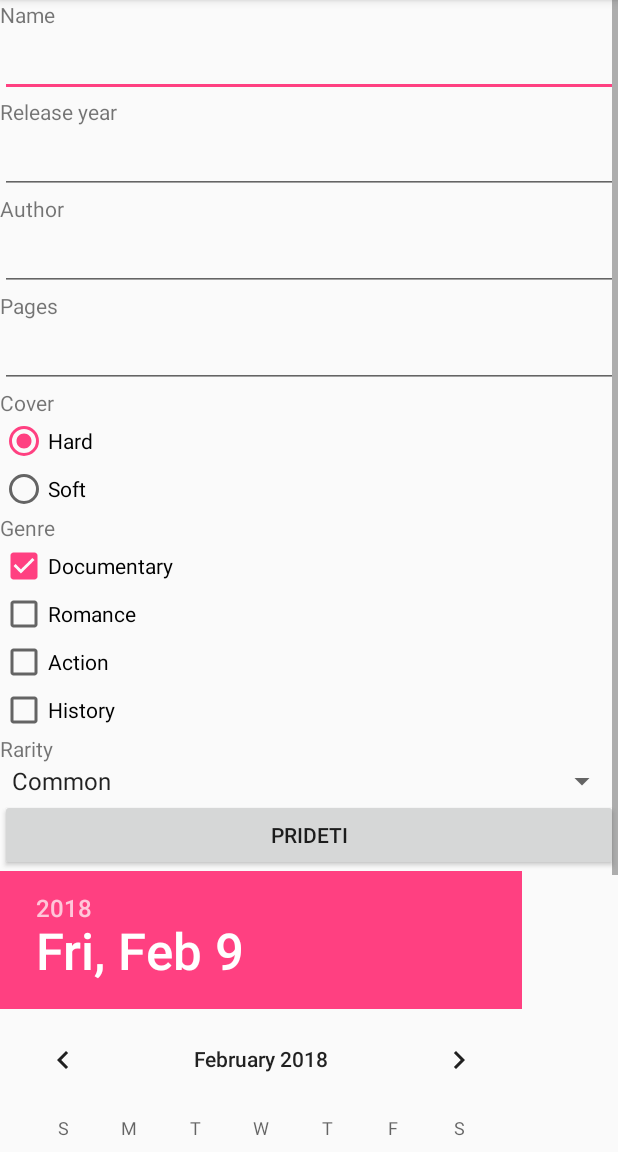
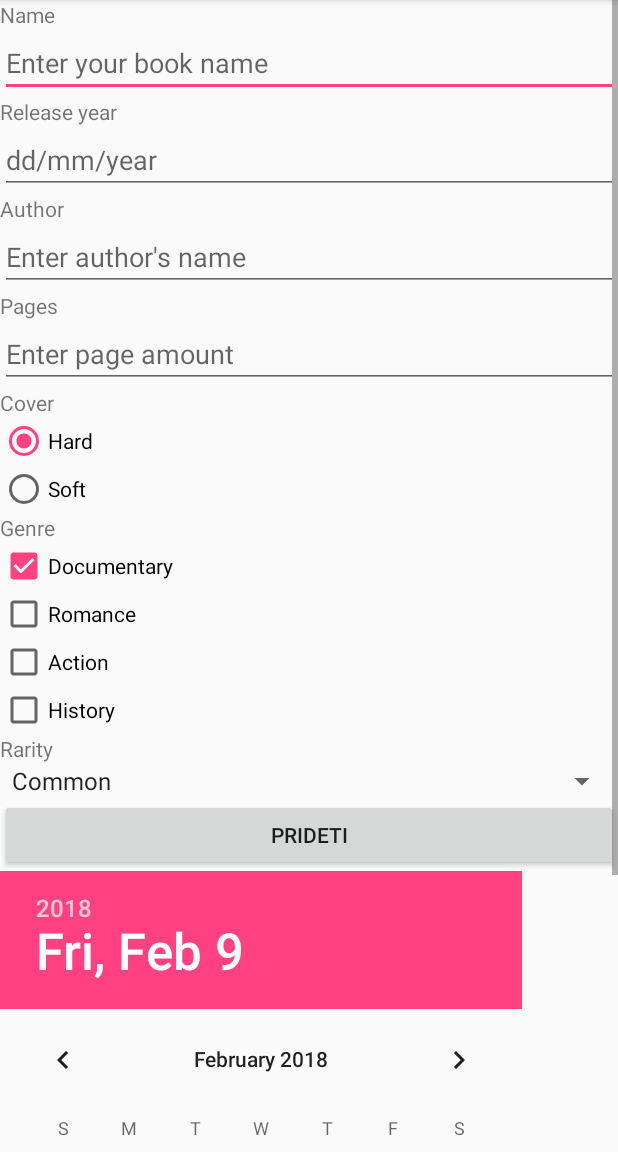
Before and after one commit to ArvydasEfisovas/BookRegistration, an Android app: the Add_activity screen opened directly, with no data from a screen before it, on a phone screen of 412 x 824 dp, the part 84-1236 px from its top. Run offline under Robolectric (Android 15) with nearby library versions, the phone set to English and light mode, and no system bars.

Commit message:
patvarkita isleidimo metu validacija prideti hintai i vedimo laukelius

```diff
--- a/app/src/main/java/com/example/moksleivis/knygalaboras/Validation.java
+++ b/app/src/main/java/com/example/moksleivis/knygalaboras/Validation.java
@@ -14,7 +14,7 @@ public class Validation {
     private static final String VALID_CLIENTNAME_SEARCH_REGEX ="^[A-Za-z0-9_ ąčęėįšųĄČĘĖĮŠŲŪ]{1,100}$";
     private static final String VALID_CREDENTIALS_REGEX ="^[A-Za-z0-9.-_ąčęėįšųĄČĘĖĮŠŲŪ ]{5,30}$";
     private static final String VALID_EMAIL_ADDRESS_REGEX = "^[A-Za-z0-9._%+-]+@[A-Za-z0-9.-]+.[A-Za-z]{2,6}$";
-    private static final String VALID_YEAR = "^[0-9/]{1,11}$";
+    private static final String VALID_YEAR = "^[0-9/]{1,3}+[0-9/]{1,3}+[0-9]{1,4}$";
     private static final String VALID_PAGES = "^[0-9]{1,4}$";
     private static final String VALID_AUTHORNAME = "^[A-Za-z ąčęėįšųĄČĘĖĮŠŲŪ]{1,1000}$";
 
--- a/app/src/main/res/layout/activity_add_activity.xml
+++ b/app/src/main/res/layout/activity_add_activity.xml
@@ -18,20 +18,23 @@
         android:layout_width="match_parent"
         android:layout_height="wrap_content"
         android:ems="10"
-        android:inputType="textPersonName" />
+        android:inputType="textPersonName"
+        android:hint="Enter your book name"/>
 
     <TextView
         android:id="@+id/textView5"
         android:layout_width="match_parent"
         android:layout_height="wrap_content"
-        android:text="Release year" />
+        android:text="Release year"
+        />
 
     <EditText
         android:id="@+id/release_year"
         android:layout_width="match_parent"
         android:layout_height="wrap_content"
         android:ems="10"
-        android:inputType="textPersonName" />
+        android:inputType="textPersonName"
+        android:hint="dd/mm/year"/>
 
     <TextView
         android:id="@+id/textView6"
@@ -44,7 +47,8 @@
         android:layout_width="match_parent"
         android:layout_height="wrap_content"
         android:ems="10"
-        android:inputType="textPersonName" />
+        android:inputType="textPersonName"
+        android:hint="Enter author's name"/>
 
     <TextView
         android:id="@+id/textView7"
@@ -57,7 +61,8 @@
         android:layout_width="match_parent"
         android:layout_height="wrap_content"
         android:ems="10"
-        android:inputType="textPersonName" />
+        android:inputType="textPersonName"
+        android:hint="Enter page amount"/>
     <TextView
         android:id="@+id/cover"
         android:layout_width="match_parent"
```
